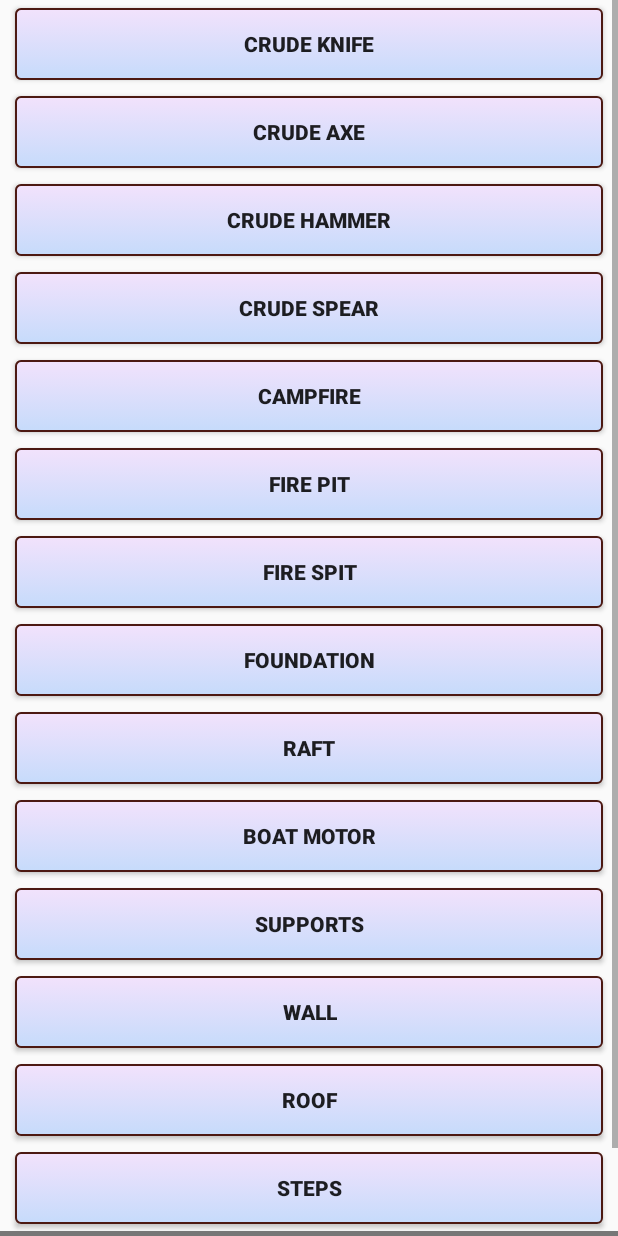
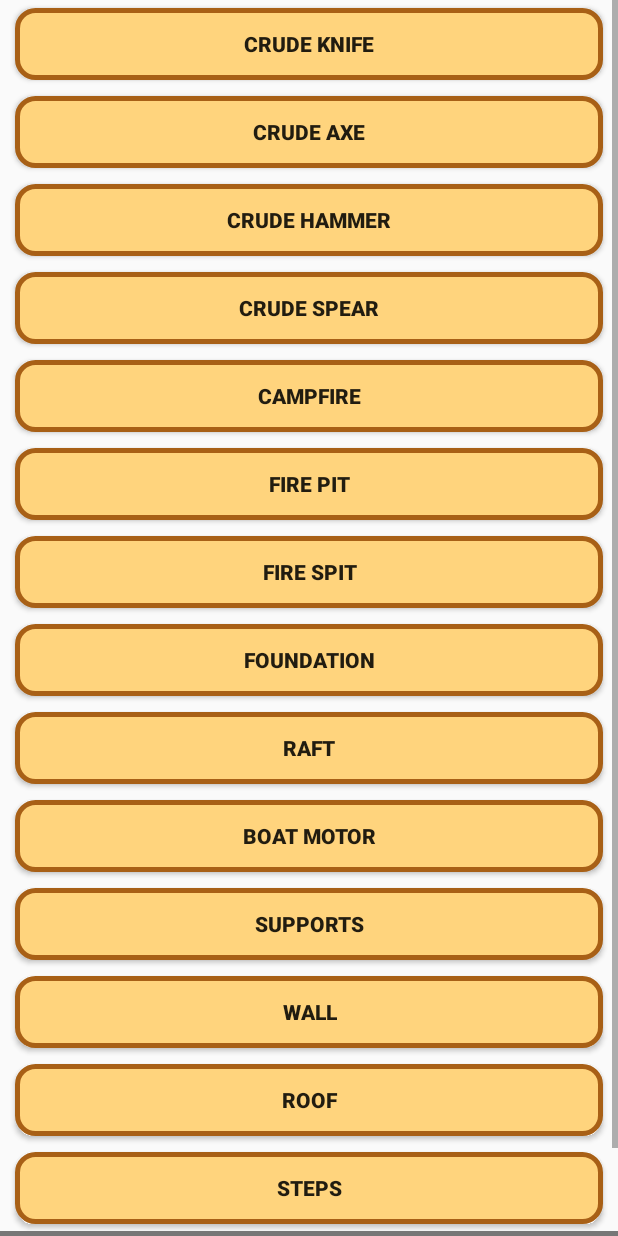
Before and after one commit to eduvm/strandeddeepguide, an Android app: the CraftingList screen opened directly, with no data from a screen before it, on a phone screen of 412 x 824 dp. Run offline under Robolectric (Android 15) with nearby library versions, the light colour scheme and no system bars; our stand-ins replace AdMob.

Commit message:
Alterado estilo dos botõe da lista de craft

```diff
--- a/app/src/main/res/layout/crafting_list.xml
+++ b/app/src/main/res/layout/crafting_list.xml
@@ -22,7 +22,7 @@
                 android:text="CRUDE KNIFE"
                 android:id="@+id/btnCrudeKnife"
                 android:onClick="onClickFeature"
-                android:background="@drawable/custom_btn_black_pearl"
+                android:background="@drawable/button_orange"
                 android:layout_marginTop="5dp"
                 android:layout_marginBottom="5dp"
                 android:textStyle="bold"
@@ -35,7 +35,7 @@
                 android:text="CRUDE AXE"
                 android:id="@+id/btnCrudeAxe"
                 android:onClick="onClickFeature"
-                android:background="@drawable/custom_btn_black_pearl"
+                android:background="@drawable/button_orange"
                 android:layout_marginTop="5dp"
                 android:layout_marginBottom="5dp"
                 android:textStyle="bold"
@@ -48,7 +48,7 @@
                 android:text="CRUDE HAMMER"
                 android:id="@+id/btnCrudeHammer"
                 android:onClick="onClickFeature"
-                android:background="@drawable/custom_btn_black_pearl"
+                android:background="@drawable/button_orange"
                 android:layout_marginTop="5dp"
                 android:layout_marginBottom="5dp"
                 android:textStyle="bold"
@@ -61,7 +61,7 @@
                 android:text="CRUDE SPEAR"
                 android:id="@+id/btnCrudeSpear"
                 android:onClick="onClickFeature"
-                android:background="@drawable/custom_btn_black_pearl"
+                android:background="@drawable/button_orange"
                 android:layout_marginTop="5dp"
                 android:layout_marginBottom="5dp"
                 android:textStyle="bold"
@@ -74,7 +74,7 @@
                 android:text="CAMPFIRE"
                 android:id="@+id/btnCampFire"
                 android:onClick="onClickFeature"
-                android:background="@drawable/custom_btn_black_pearl"
+                android:background="@drawable/button_orange"
                 android:layout_marginTop="5dp"
                 android:layout_marginBottom="5dp"
                 android:textStyle="bold"
@@ -87,7 +87,7 @@
                 android:text="FIRE PIT"
                 android:id="@+id/btnFirePit"
                 android:onClick="onClickFeature"
-                android:background="@drawable/custom_btn_black_pearl"
+                android:background="@drawable/button_orange"
                 android:layout_marginTop="5dp"
                 android:layout_marginBottom="5dp"
                 android:textStyle="bold"
@@ -100,7 +100,7 @@
                 android:text="FIRE SPIT"
                 android:id="@+id/btnFireSpit"
                 android:onClick="onClickFeature"
-                android:background="@drawable/custom_btn_black_pearl"
+                android:background="@drawable/button_orange"
                 android:layout_marginTop="5dp"
                 android:layout_marginBottom="5dp"
                 android:textStyle="bold"
@@ -113,7 +113,7 @@
                 android:text="FOUNDATION"
                 android:id="@+id/btnFoundation"
                 android:onClick="onClickFeature"
-                android:background="@drawable/custom_btn_black_pearl"
+                android:background="@drawable/button_orange"
                 android:layout_marginTop="5dp"
                 android:layout_marginBottom="5dp"
                 android:textStyle="bold"
@@ -126,7 +126,7 @@
                 android:text="RAFT"
                 android:id="@+id/btnRaft"
                 android:onClick="onClickFeature"
-                android:background="@drawable/custom_btn_black_pearl"
+                android:background="@drawable/button_orange"
                 android:layout_marginTop="5dp"
                 android:layout_marginBottom="5dp"
                 android:textStyle="bold"
@@ -139,7 +139,7 @@
                 android:text="BOAT MOTOR"
                 android:id="@+id/btnBoatMotor"
                 android:onClick="onClickFeature"
-                android:background="@drawable/custom_btn_black_pearl"
+                android:background="@drawable/button_orange"
                 android:layout_marginTop="5dp"
                 android:layout_marginBottom="5dp"
                 android:textStyle="bold"
@@ -152,7 +152,7 @@
                 android:text="SUPPORTS"
                 android:id="@+id/btnSupports"
                 android:onClick="onClickFeature"
-                android:background="@drawable/custom_btn_black_pearl"
+                android:background="@drawable/button_orange"
                 android:layout_marginTop="5dp"
                 android:layout_marginBottom="5dp"
                 android:textStyle="bold"
@@ -165,7 +165,7 @@
                 android:text="WALL"
                 android:id="@+id/btnWall"
                 android:onClick="onClickFeature"
-                android:background="@drawable/custom_btn_black_pearl"
+                android:background="@drawable/button_orange"
                 android:layout_marginTop="5dp"
                 android:layout_marginBottom="5dp"
                 android:textStyle="bold"
@@ -178,7 +178,7 @@
                 android:text="ROOF"
                 android:id="@+id/btnRoof"
                 android:onClick="onClickFeature"
-                android:background="@drawable/custom_btn_black_pearl"
+                android:background="@drawable/button_orange"
                 android:layout_marginTop="5dp"
                 android:layout_marginBottom="5dp"
                 android:textStyle="bold"
@@ -191,7 +191,7 @@
                 android:text="STEPS"
                 android:id="@+id/btnSteps"
                 android:onClick="onClickFeature"
-                android:background="@drawable/custom_btn_black_pearl"
+                android:background="@drawable/button_orange"
                 android:layout_marginTop="5dp"
                 android:layout_marginBottom="5dp"
                 android:textStyle="bold"
@@ -204,7 +204,7 @@
                 android:text="BED"
                 android:id="@+id/btnBed"
                 android:onClick="onClickFeature"
-                android:background="@drawable/custom_btn_black_pearl"
+                android:background="@drawable/button_orange"
                 android:layout_marginTop="5dp"
                 android:layout_marginBottom="5dp"
                 android:textStyle="bold"
```
